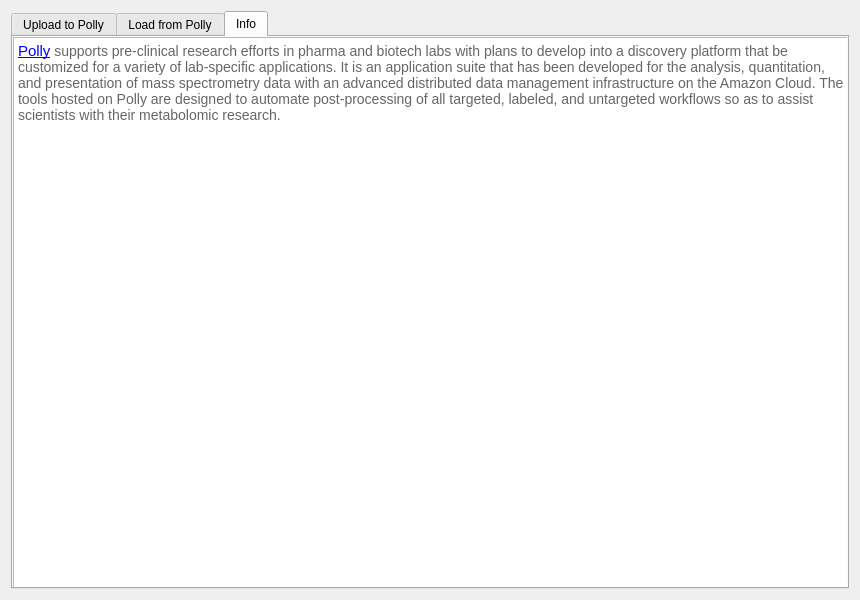
ElucidataInc/ElMaven, file src/gui/mzroll/forms/pollyelmaveninterface.ui: the form before one commit.
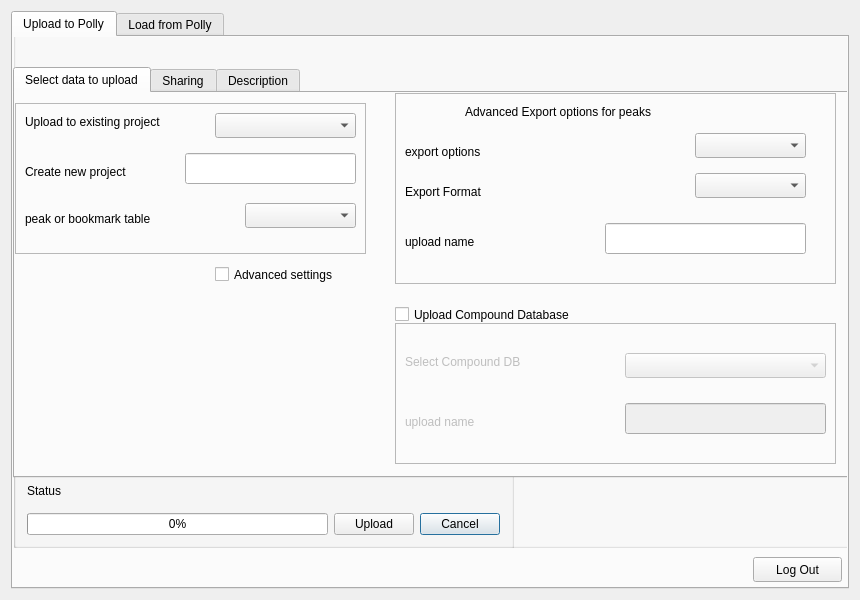
The form after the commit. The open tabs and pages were chosen to show the change.

Diff of the .ui file:
```diff
--- a/src/gui/mzroll/forms/pollyelmaveninterface.ui
+++ b/src/gui/mzroll/forms/pollyelmaveninterface.ui
@@ -895,29 +895,6 @@
        </property>
       </widget>
      </widget>
-     <widget class="QWidget" name="info_tab">
-      <attribute name="title">
-       <string>Info</string>
-      </attribute>
-      <widget class="QTextBrowser" name="textBrowser">
-       <property name="geometry">
-        <rect>
-         <x>0</x>
-         <y>0</y>
-         <width>841</width>
-         <height>551</height>
-        </rect>
-       </property>
-       <property name="html">
-        <string>&lt;!DOCTYPE HTML PUBLIC &quot;-//W3C//DTD HTML 4.0//EN&quot; &quot;http://www.w3.org/TR/REC-html40/strict.dtd&quot;&gt;
-&lt;html&gt;&lt;head&gt;&lt;meta name=&quot;qrichtext&quot; content=&quot;1&quot; /&gt;&lt;style type=&quot;text/css&quot;&gt;
-p, li { white-space: pre-wrap; }
-&lt;/style&gt;&lt;/head&gt;&lt;body style=&quot; font-family:'Ubuntu'; font-size:11pt; font-weight:400; font-style:normal;&quot;&gt;
-&lt;p style=&quot; margin-top:0px; margin-bottom:0px; margin-left:0px; margin-right:0px; -qt-block-indent:0; text-indent:0px;&quot;&gt;&lt;a href=&quot;https://polly.elucidata.io&quot;&gt;&lt;span style=&quot; text-decoration: underline; color:#0000ff;&quot;&gt;Polly&lt;/span&gt;&lt;/a&gt;&lt;span style=&quot; font-family:'Merriweather'; font-size:14px; color:#666666; background-color:#ffffff;&quot;&gt; supports pre-clinical research efforts in pharma and biotech labs with plans to develop into a discovery platform that be customized for a variety of lab-specific applications. It is an application suite that has been developed for the analysis, quantitation, and presentation of mass spectrometry data with an advanced distributed data management infrastructure on the Amazon Cloud. The tools hosted on Polly are designed to automate post-processing of all targeted, labeled, and untargeted workflows so as to assist scientists with their metabolomic research. &lt;/span&gt;&lt;/p&gt;
-&lt;p style=&quot;-qt-paragraph-type:empty; margin-top:0px; margin-bottom:0px; margin-left:0px; margin-right:0px; -qt-block-indent:0; text-indent:0px; font-family:'Merriweather'; font-size:14px; color:#666666;&quot;&gt;&lt;br /&gt;&lt;/p&gt;&lt;/body&gt;&lt;/html&gt;</string>
-       </property>
-      </widget>
-     </widget>
     </widget>
    </item>
   </layout>
```
Left out of the diff: 2 changed lines with no effect on the pictures.
